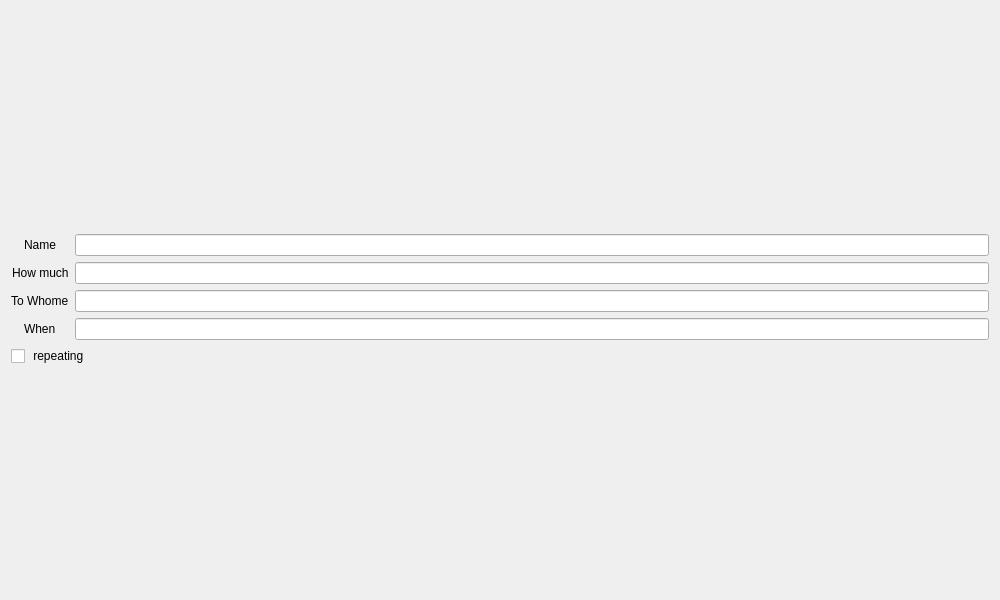
IronTony-Stark/ATM, file views/payment/paymentWidget/paymentwidget.ui: the form before one commit.
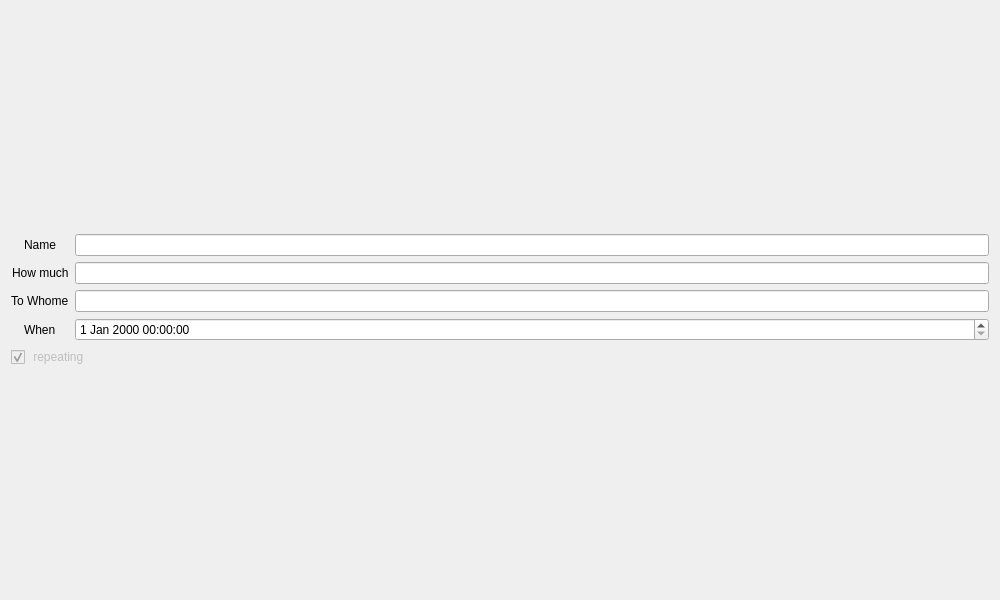
The form after the commit.

Commit message: OperationManager mocking for Payment Window

Patch:
```diff
--- a/views/payment/paymentWidget/paymentwidget.ui
+++ b/views/payment/paymentWidget/paymentwidget.ui
@@ -57,16 +57,22 @@
    <item row="2" column="1">
     <widget class="QLineEdit" name="editToWhome"/>
    </item>
-   <item row="3" column="1">
-    <widget class="QLineEdit" name="editWhen"/>
-   </item>
    <item row="4" column="0" colspan="2">
     <widget class="QCheckBox" name="checkRepeating">
+     <property name="enabled">
+      <bool>false</bool>
+     </property>
      <property name="text">
       <string> repeating</string>
      </property>
+     <property name="checked">
+      <bool>true</bool>
+     </property>
     </widget>
    </item>
+   <item row="3" column="1">
+    <widget class="QDateTimeEdit" name="editWhen"/>
+   </item>
   </layout>
  </widget>
  <resources/>
```
The commit also changes 6 other files.
